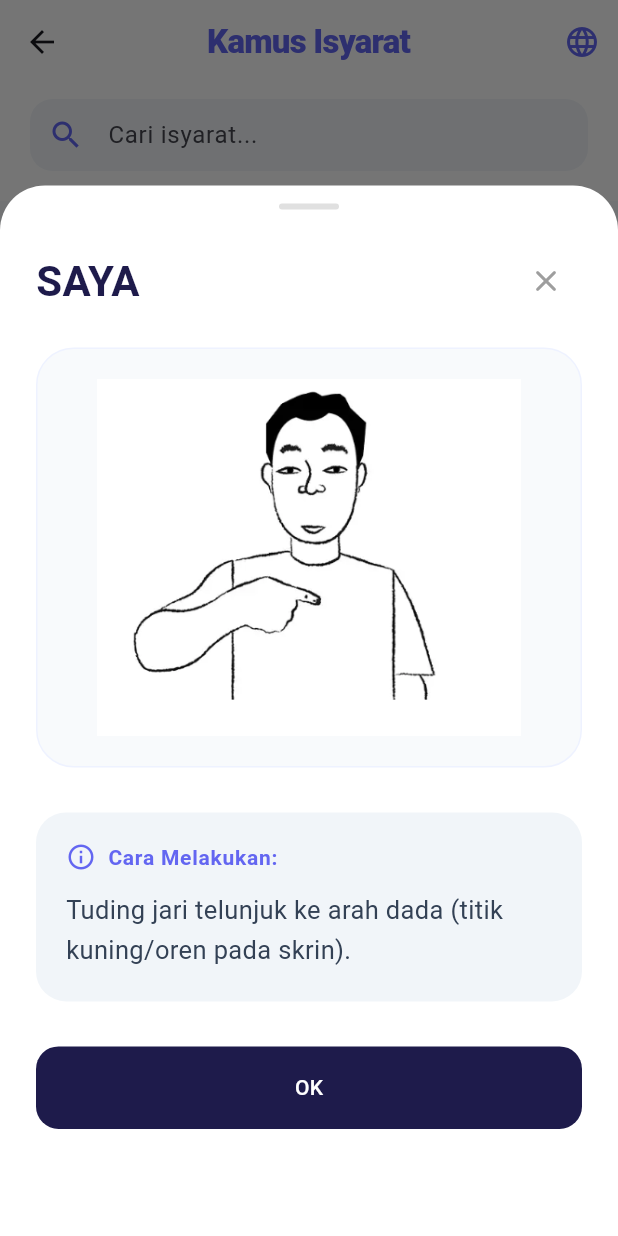
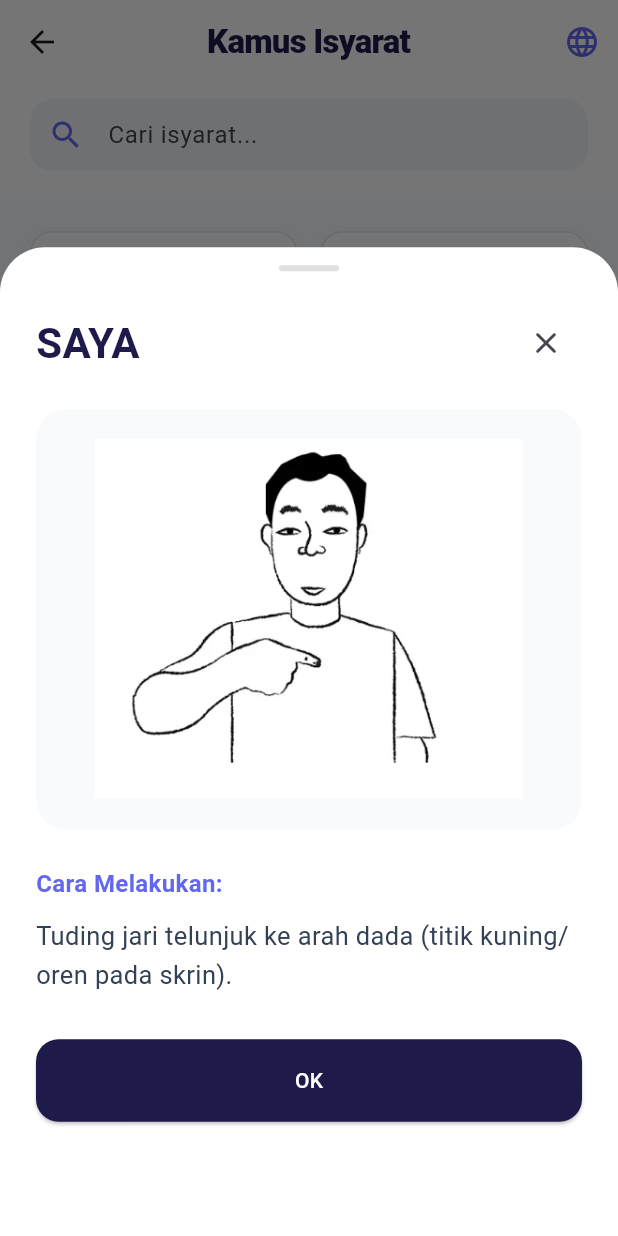
Before and after one commit to junh-cryp/fyp-handgesture, a Flutter app: the DictionaryScreen screen opened directly, after a tap on "SAYA", on a phone screen of 412 x 824 dp. Run offline on Flutter 3.47's test engine with Material 3 defaults, Android fonts, the phone set to English and light mode, and no system bars; our stand-ins replace camera, flutter_tts, permission_handler, share_plus; missing offline and left inert: google_mlkit_pose_detection, hand_landmarker.

Commit message:
logic update

```diff
--- a/lib/logic/gesture_logic.dart
+++ b/lib/logic/gesture_logic.dart
@@ -30,6 +30,7 @@ class GestureLogic {
       if (s1 == "Hai" && s2 == "Hai") return "TIDAK ADA";
       if (s1 == "TIDAK BOLEH" && s2 == "TIDAK BOLEH") return "BENANG";
       if (s1 == "Hai" && s2 == "TIDAK BOLEH") return "IMEJ";
+      if (s1 == "TIDAK BOLEH" && s2 == "Hai") return "IMEJ";
 
       // IMEJ: Hai/BERHENTI + TIDAK BOLEH overlapping (pinky on palm)
       bool isH1 = (s1 == "Hai" || s1 == "BERHENTI");
--- a/lib/screens/dictionary_screen.dart
+++ b/lib/screens/dictionary_screen.dart
@@ -11,12 +11,23 @@ class DictionaryScreen extends StatefulWidget {
 
 class _DictionaryScreenState extends State<DictionaryScreen> {
   final TextEditingController _searchController = TextEditingController();
-  List<Map<String, dynamic>> _filteredGestures = GestureData.gestures;
   final ts = TranslationService();
+
+  // Only gestures that can be translated
+  final List<String> _supportedGestures = [
+    "SAYA", "APA KHABAR", "FIKIR", "NAMA", "HAI", "BAGUS", "AMAN",
+    "BERHENTI", "BOLEH", "TIDAK BOLEH", "TIDAK ADA", "BENANG",
+    "MINUM", "BELI", "SANA", "DIAM", "IMEJ"
+  ];
+
+  List<Map<String, dynamic>> _filteredGestures = [];
 
   @override
   void initState() {
     super.initState();
+    _filteredGestures = GestureData.gestures.where((g) =>
+      _supportedGestures.contains(g['name'].toString().toUpperCase())
+    ).toList();
     _searchController.addListener(_filterGestures);
   }
 
@@ -25,9 +36,8 @@ class _DictionaryScreenState extends State<DictionaryScreen> {
     setState(() {
       _filteredGestures = GestureData.gestures.where((gesture) {
         final name = gesture['name'].toString().toLowerCase();
-        final descBm = gesture['description_bm'].toString().toLowerCase();
-        final descEn = gesture['description_en'].toString().toLowerCase();
-        return name.contains(query) || descBm.contains(query) || descEn.contains(query);
+        final isSupported = _supportedGestures.contains(gesture['name'].toString().toUpperCase());
+        return isSupported && name.contains(query);
       }).toList();
     });
   }
@@ -45,7 +55,7 @@ class _DictionaryScreenState extends State<DictionaryScreen> {
       appBar: AppBar(
         title: Text(
           ts.translate("dictionary_title"),
-          style: const TextStyle(fontWeight: FontWeight.w900, color: Color(0xFF6366F1), letterSpacing: -0.5),
+          style: const TextStyle(fontWeight: FontWeight.w900, color: Color(0xFF1E1B4B), letterSpacing: -0.5),
         ),
         backgroundColor: Colors.white,
         elevation: 0,
@@ -62,9 +72,20 @@ class _DictionaryScreenState extends State<DictionaryScreen> {
         ],
       ),
       body: Column(
-        crossAxisAlignment: CrossAxisAlignment.start,
         children: [
-          Container(
+          _buildSearchBar(),
+          Expanded(
+            child: _filteredGestures.isEmpty
+                ? _buildEmptyState()
+                : _buildGesturesGrid(),
+          ),
+        ],
+      ),
+    );
+  }
+
+  Widget _buildSearchBar() {
+    return Container(
       color: Colors.white,
       padding: const EdgeInsets.fromLTRB(20, 10, 20, 20),
       child: TextField(
@@ -81,37 +102,51 @@ class _DictionaryScreenState extends State<DictionaryScreen> {
           contentPadding: const EdgeInsets.symmetric(vertical: 0),
         ),
       ),
-          ),
-          Padding(
-            padding: const EdgeInsets.fromLTRB(24, 20, 24, 10),
-            child: Text(
-              ts.translate("dictionary_header"),
-              style: const TextStyle(
-                fontSize: 20,
-                fontWeight: FontWeight.bold,
-                color: Color(0xFF1E1B4B),
-              ),
-            ),
-          ),
-          Expanded(
-            child: _filteredGestures.isEmpty
-                ? _buildEmptyState()
-                : GridView.builder(
+    );
+  }
+
+  Widget _buildGesturesGrid() {
+    return GridView.builder(
       padding: const EdgeInsets.all(20),
       gridDelegate: const SliverGridDelegateWithFixedCrossAxisCount(
         crossAxisCount: 2,
-                      childAspectRatio: 0.8,
+        childAspectRatio: 2.2,
         crossAxisSpacing: 15,
         mainAxisSpacing: 15,
       ),
       itemCount: _filteredGestures.length,
       itemBuilder: (context, index) {
         final gesture = _filteredGestures[index];
-                      return _buildGestureCard(context, gesture);
+        return _buildGestureTile(gesture);
       },
+    );
+  }
+
+  Widget _buildGestureTile(Map<String, dynamic> gesture) {
+    return GestureDetector(
+      onTap: () => _showGestureDetail(context, gesture),
+      child: Container(
+        decoration: BoxDecoration(
+          color: Colors.white,
+          borderRadius: BorderRadius.circular(15),
+          border: Border.all(color: const Color(0xFFE2E8F0)),
+          boxShadow: [
+            BoxShadow(
+              color: Colors.black.withOpacity(0.02),
+              blurRadius: 10,
+              offset: const Offset(0, 4),
+            )
+          ],
+        ),
+        alignment: Alignment.center,
+        child: Text(
+          gesture['name'],
+          style: const TextStyle(
+            fontSize: 16,
+            fontWeight: FontWeight.bold,
+            color: Color(0xFF475569),
           ),
         ),
-        ],
       ),
     );
   }
@@ -124,76 +159,10 @@ class _DictionaryScreenState extends State<DictionaryScreen> {
           Icon(Icons.search_off_rounded, size: 80, color: Colors.grey[300]),
           const SizedBox(height: 16),
           Text(
-            ts.currentLanguage.value == AppLanguage.bm ? "Tiada isyarat ditemui" : "No gestures found",
-            style: const TextStyle(fontSize: 18, color: Colors.grey, fontWeight: FontWeight.w500),
+            ts.currentLanguage.value == AppLanguage.bm ? "Tiada kata ditemui" : "No words found",
+            style: const TextStyle(fontSize: 18, color: Colors.grey),
           ),
         ],
-      ),
-    );
-  }
-
-  Widget _buildGestureCard(BuildContext context, Map<String, dynamic> gesture) {
-    final List<String> images = List<String>.from(gesture['images']);
-    final String firstImage = images.isNotEmpty ? images.first : "";
-
-    return GestureDetector(
-      onTap: () => _showGestureDetail(context, gesture),
-      child: Container(
-        decoration: BoxDecoration(
-          color: Colors.white,
-          borderRadius: BorderRadius.circular(20),
-          boxShadow: [
-            BoxShadow(
-              color: Colors.black.withOpacity(0.04),
-              blurRadius: 10,
-              offset: const Offset(0, 4),
-            )
-          ],
-        ),
-        clipBehavior: Clip.antiAlias,
-        child: Column(
-          crossAxisAlignment: CrossAxisAlignment.stretch,
-          children: [
-            Expanded(
-              flex: 4,
-              child: Container(
-                color: const Color(0xFFF8FAFC),
-                child: firstImage.isNotEmpty
-                    ? Hero(
-                        tag: 'gesture_${gesture['name']}',
-                        child: Padding(
-                          padding: const EdgeInsets.all(12),
-                          child: Image.asset(
-                            firstImage,
-                            fit: BoxFit.contain,
-                            errorBuilder: (context, error, stackTrace) =>
-                                const Icon(Icons.image_not_supported, color: Colors.grey),
-                          ),
-                        ),
-                      )
-                    : const Icon(Icons.image, color: Colors.grey),
-              ),
-            ),
-            Container(
-              padding: const EdgeInsets.symmetric(vertical: 12, horizontal: 8),
-              decoration: const BoxDecoration(
-                color: Colors.white,
-                border: Border(top: BorderSide(color: Color(0xFFF1F5F9))),
-              ),
-              child: Text(
-                gesture['name']!,
-                textAlign: TextAlign.center,
-                maxLines: 1,
-                overflow: TextOverflow.ellipsis,
-                style: const TextStyle(
-                  fontSize: 15,
-                  fontWeight: FontWeight.w800,
-                  color: Color(0xFF6366F1),
-                ),
-              ),
-            ),
-          ],
-        ),
       ),
     );
   }
@@ -208,7 +177,7 @@ class _DictionaryScreenState extends State<DictionaryScreen> {
       isScrollControlled: true,
       backgroundColor: Colors.transparent,
       builder: (context) => Container(
-        height: MediaQuery.of(context).size.height * 0.85,
+        height: MediaQuery.of(context).size.height * 0.8,
         decoration: const BoxDecoration(
           color: Colors.white,
           borderRadius: BorderRadius.vertical(top: Radius.circular(30)),
@@ -216,14 +185,7 @@ class _DictionaryScreenState extends State<DictionaryScreen> {
         child: Column(
           children: [
             const SizedBox(height: 12),
-            Container(
-              width: 40,
-              height: 4,
-              decoration: BoxDecoration(
-                color: Colors.grey[300],
-                borderRadius: BorderRadius.circular(10),
-              ),
-            ),
+            Container(width: 40, height: 4, decoration: BoxDecoration(color: Colors.grey[300], borderRadius: BorderRadius.circular(10))),
             Expanded(
               child: ListView(
                 padding: const EdgeInsets.all(24),
@@ -231,82 +193,29 @@ class _DictionaryScreenState extends State<DictionaryScreen> {
                   Row(
                     mainAxisAlignment: MainAxisAlignment.spaceBetween,
                     children: [
-                      Expanded(
-                        child: Text(
-                          gesture['name']!,
-                          style: const TextStyle(
-                            fontSize: 28,
-                            fontWeight: FontWeight.bold,
-                            color: Color(0xFF1E1B4B),
-                          ),
-                        ),
-                      ),
-                      IconButton(
-                        onPressed: () => Navigator.pop(context),
-                        icon: const Icon(Icons.close_rounded, color: Colors.grey),
-                      ),
+                      Text(gesture['name']!, style: const TextStyle(fontSize: 28, fontWeight: FontWeight.bold, color: Color(0xFF1E1B4B))),
+                      IconButton(onPressed: () => Navigator.pop(context), icon: const Icon(Icons.close_rounded)),
                     ],
                   ),
                   const SizedBox(height: 20),
-                  SizedBox(
+                  Container(
                     height: 280,
-                    child: images.length > 1
-                        ? _buildImageSlider(images, gesture['name'])
-                        : _buildImageFrame(images.first, gesture['name']),
+                    decoration: BoxDecoration(color: const Color(0xFFF8FAFC), borderRadius: BorderRadius.circular(20)),
+                    child: images.length > 1 ? _buildImageSlider(images) : _buildImageFrame(images.first),
                   ),
+                  const SizedBox(height: 25),
+                  Text(ts.translate("how_to"), style: const TextStyle(fontSize: 16, fontWeight: FontWeight.bold, color: Color(0xFF6366F1))),
+                  const SizedBox(height: 10),
+                  Text(description, style: const TextStyle(fontSize: 17, color: Color(0xFF334155), height: 1.5)),
                   const SizedBox(height: 30),
-                  Container(
-                    padding: const EdgeInsets.all(20),
-                    decoration: BoxDecoration(
-                      color: const Color(0xFFF1F5F9),
-                      borderRadius: BorderRadius.circular(20),
-                    ),
-                    child: Column(
-                      crossAxisAlignment: CrossAxisAlignment.start,
-                      children: [
-                        Row(
-                          children: [
-                            const Icon(Icons.info_outline, size: 20, color: Color(0xFF6366F1)),
-                            const SizedBox(width: 8),
-                            Text(
-                              ts.translate("how_to"),
-                              style: const TextStyle(
-                                fontSize: 14,
-                                fontWeight: FontWeight.bold,
-                                color: Color(0xFF6366F1),
-                                letterSpacing: 0.5,
-                              ),
-                            ),
-                          ],
-                        ),
-                        const SizedBox(height: 12),
-                        Text(
-                          description,
-                          style: const TextStyle(
-                            fontSize: 17,
-                            color: Color(0xFF334155),
-                            height: 1.6,
-                          ),
-                        ),
-                      ],
-                    ),
-                  ),
-                  const SizedBox(height: 30),
-                  SizedBox(
-                    width: double.infinity,
-                    height: 55,
-                    child: ElevatedButton(
+                  ElevatedButton(
                     onPressed: () => Navigator.pop(context),
                     style: ElevatedButton.styleFrom(
                       backgroundColor: const Color(0xFF1E1B4B),
-                        foregroundColor: Colors.white,
-                        shape: RoundedRectangleBorder(
-                          borderRadius: BorderRadius.circular(15),
+                      minimumSize: const Size(double.infinity, 55),
+                      shape: RoundedRectangleBorder(borderRadius: BorderRadius.circular(15)),
                     ),
-                        elevation: 0,
-                      ),
-                      child: Text(ts.translate("ok")),
-                    ),
+                    child: Text(ts.translate("ok"), style: const TextStyle(color: Colors.white)),
                   ),
                 ],
               ),
@@ -317,56 +226,20 @@ class _DictionaryScreenState extends State<DictionaryScreen> {
     );
   }
 
-  Widget _buildImageSlider(List<String> images, String name) {
+  Widget _buildImageSlider(List<String> images) {
     return PageView.builder(
       itemCount: images.length,
-      itemBuilder: (context, index) {
-        return Padding(
-          padding: const EdgeInsets.symmetric(horizontal: 5),
-          child: _buildImageFrame(images[index], name, isHero: index == 0),
-        );
-      },
+      itemBuilder: (context, index) => _buildImageFrame(images[index]),
     );
   }
 
-  Widget _buildImageFrame(String imagePath, String name, {bool isHero = true}) {
-    Widget image = Padding(
+  Widget _buildImageFrame(String imagePath) {
+    return Padding(
       padding: const EdgeInsets.all(20),
       child: Image.asset(
         imagePath,
         fit: BoxFit.contain,
-        errorBuilder: (context, error, stackTrace) {
-        return const Center(
-          child: Column(
-            mainAxisAlignment: MainAxisAlignment.center,
-            children: [
-              Icon(Icons.image_not_supported_outlined, size: 50, color: Colors.grey),
-              SizedBox(height: 10),
-              Text(
-                "Gambar belum tersedia",
-                textAlign: TextAlign.center,
-                style: TextStyle(color: Colors.grey),
-              ),
-            ],
-          ),
-        );
-      },
-    ),);
-
-    if (isHero) {
-      image = Hero(tag: 'gesture_$name', child: image);
-    }
-
-    return Container(
-      width: double.infinity,
-      decoration: BoxDecoration(
-        color: const Color(0xFFF8FAFC),
-        borderRadius: BorderRadius.circular(25),
-        border: Border.all(color: const Color(0xFFEEF2FF)),
-      ),
-      child: ClipRRect(
-        borderRadius: BorderRadius.circular(25),
-        child: image,
+        errorBuilder: (context, error, stackTrace) => const Center(child: Icon(Icons.image_not_supported, size: 50, color: Colors.grey)),
       ),
     );
   }
```
Lines whose indentation alone changed are shown as unchanged.
